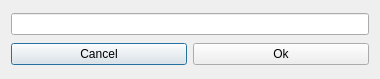
open-scan-crew/OpenScanTools, file src/gui/forms/AuthorCreateDialog.ui: the form before one commit.
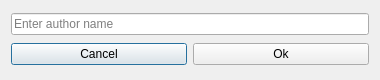
The form after the commit.

Patch:
```diff
--- a/src/gui/forms/AuthorCreateDialog.ui
+++ b/src/gui/forms/AuthorCreateDialog.ui
@@ -10,7 +10,7 @@
     <x>0</x>
     <y>0</y>
     <width>380</width>
-    <height>79</height>
+    <height>80</height>
    </rect>
   </property>
   <property name="contextMenuPolicy">
@@ -27,7 +27,11 @@
   </property>
   <layout class="QGridLayout" name="gridLayout">
    <item row="0" column="0" colspan="2">
-    <widget class="QLineEdit" name="AuthorInfield"/>
+    <widget class="QLineEdit" name="AuthorInfield">
+     <property name="placeholderText">
+      <string>Enter author name</string>
+     </property>
+    </widget>
    </item>
    <item row="1" column="0">
     <widget class="QPushButton" name="CancelBtn">
```
